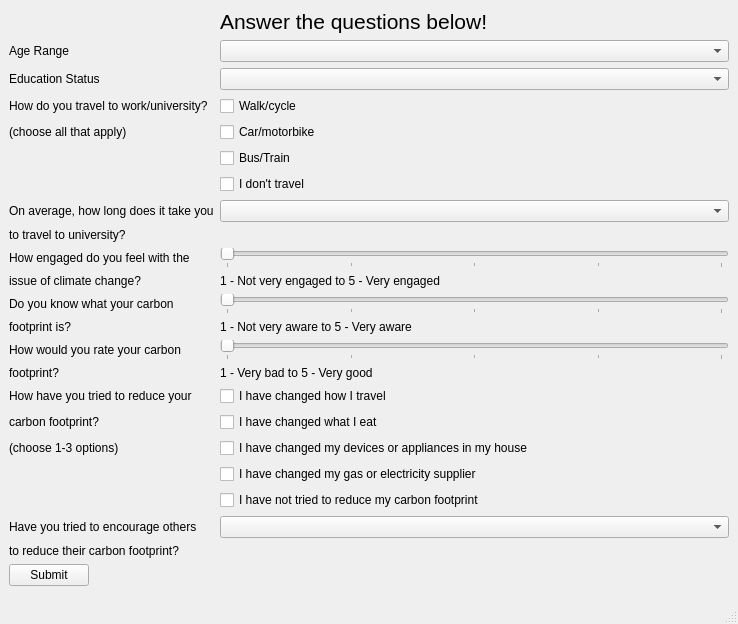
The window that BoilerMake2020.ui (nrodeghi/BoilerMake2020) describes before a commit, drawn with Qt 5.
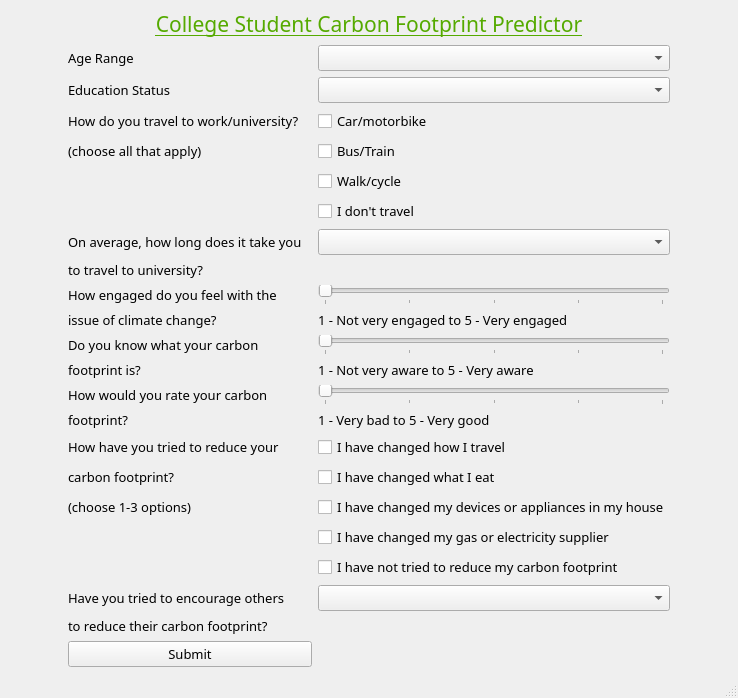
The same window after the commit. Icons and pictures are not drawn.

Commit message: can open 2 forms!

```diff
--- a/BoilerMake2020.ui
+++ b/BoilerMake2020.ui
@@ -30,154 +30,346 @@
    <property name="layoutDirection">
     <enum>Qt::LeftToRight</enum>
    </property>
-   <layout class="QFormLayout" name="formLayout">
-    <item row="1" column="1">
-     <widget class="QLabel" name="lbTitle">
-      <property name="font">
-       <font>
-        <family>Arial</family>
-        <pointsize>16</pointsize>
-       </font>
-      </property>
-      <property name="text">
-       <string>Answer the questions below!</string>
-      </property>
-     </widget>
-    </item>
-    <item row="2" column="0">
-     <widget class="QLabel" name="lbAge">
-      <property name="text">
-       <string>Age Range</string>
-      </property>
-      <property name="scaledContents">
-       <bool>true</bool>
-      </property>
-     </widget>
-    </item>
+   <layout class="QGridLayout" name="gridLayout">
     <item row="2" column="1">
+     <spacer name="verticalSpacer">
+      <property name="orientation">
+       <enum>Qt::Vertical</enum>
+      </property>
+      <property name="sizeHint" stdset="0">
+       <size>
+        <width>20</width>
+        <height>40</height>
+       </size>
+      </property>
+     </spacer>
+    </item>
+    <item row="1" column="3">
+     <spacer name="horizontalSpacer">
+      <property name="orientation">
+       <enum>Qt::Horizontal</enum>
+      </property>
+      <property name="sizeHint" stdset="0">
+       <size>
+        <width>40</width>
+        <height>20</height>
+       </size>
+      </property>
+     </spacer>
+    </item>
+    <item row="47" column="1">
+     <widget class="QLabel" name="lbOthers2">
+      <property name="font">
+       <font>
+        <family>Bahnschrift</family>
+        <pointsize>10</pointsize>
+       </font>
+      </property>
+      <property name="text">
+       <string>to reduce their carbon footprint?</string>
+      </property>
+     </widget>
+    </item>
+    <item row="1" column="2">
      <widget class="QComboBox" name="cbAge">
       <property name="enabled">
        <bool>true</bool>
       </property>
-     </widget>
-    </item>
-    <item row="4" column="0">
-     <widget class="QLabel" name="lbEdu">
-      <property name="text">
-       <string>Education Status</string>
+      <property name="font">
+       <font>
+        <family>Bahnschrift</family>
+        <pointsize>10</pointsize>
+       </font>
       </property>
      </widget>
     </item>
-    <item row="4" column="1">
-     <widget class="QComboBox" name="cbEdu"/>
-    </item>
-    <item row="6" column="0">
-     <widget class="QLabel" name="lbTravel1">
-      <property name="text">
-       <string>How do you travel to work/university?</string>
-      </property>
-     </widget>
-    </item>
-    <item row="6" column="1">
-     <widget class="QCheckBox" name="chWalk">
-      <property name="text">
-       <string>Walk/cycle</string>
-      </property>
-     </widget>
-    </item>
-    <item row="7" column="0">
+    <item row="9" column="1">
      <widget class="QLabel" name="lbTravel2">
+      <property name="font">
+       <font>
+        <family>Bahnschrift</family>
+        <pointsize>10</pointsize>
+       </font>
+      </property>
       <property name="text">
        <string>(choose all that apply)</string>
       </property>
      </widget>
     </item>
-    <item row="7" column="1">
-     <widget class="QCheckBox" name="chCar">
+    <item row="3" column="1">
+     <widget class="QLabel" name="lbEdu">
+      <property name="font">
+       <font>
+        <family>Bahnschrift</family>
+        <pointsize>10</pointsize>
+       </font>
+      </property>
       <property name="text">
-       <string>Car/motorbike</string>
+       <string>Education Status</string>
       </property>
      </widget>
     </item>
-    <item row="8" column="1">
-     <widget class="QCheckBox" name="chBus">
-      <property name="text">
-       <string>Bus/Train</string>
+    <item row="3" column="2">
+     <widget class="QComboBox" name="cbEdu">
+      <property name="font">
+       <font>
+        <family>Bahnschrift</family>
+        <pointsize>10</pointsize>
+       </font>
       </property>
      </widget>
     </item>
-    <item row="9" column="1">
-     <widget class="QCheckBox" name="chNone">
+    <item row="0" column="1" colspan="2">
+     <widget class="QLabel" name="lbTitle">
+      <property name="font">
+       <font>
+        <family>Bahnschrift</family>
+        <pointsize>14</pointsize>
+       </font>
+      </property>
       <property name="text">
-       <string>I don't travel</string>
+       <string>&lt;html&gt;&lt;head/&gt;&lt;body&gt;&lt;p align=&quot;center&quot;&gt;&lt;span style=&quot; font-size:16pt; text-decoration: underline; color:#55aa00;&quot;&gt;College Student Carbon Footprint Predictor&lt;/span&gt;&lt;/p&gt;&lt;/body&gt;&lt;/html&gt;</string>
       </property>
      </widget>
     </item>
-    <item row="11" column="0">
+    <item row="27" column="1">
      <widget class="QLabel" name="lbTime1">
+      <property name="font">
+       <font>
+        <family>Bahnschrift</family>
+        <pointsize>10</pointsize>
+       </font>
+      </property>
       <property name="text">
        <string>On average, how long does it take you</string>
       </property>
      </widget>
     </item>
-    <item row="11" column="1">
-     <widget class="QComboBox" name="cbTime"/>
+    <item row="30" column="2">
+     <widget class="QSlider" name="slEng">
+      <property name="minimum">
+       <number>1</number>
+      </property>
+      <property name="maximum">
+       <number>5</number>
+      </property>
+      <property name="orientation">
+       <enum>Qt::Horizontal</enum>
+      </property>
+      <property name="tickPosition">
+       <enum>QSlider::TicksBelow</enum>
+      </property>
+      <property name="tickInterval">
+       <number>1</number>
+      </property>
+     </widget>
     </item>
-    <item row="12" column="0">
-     <widget class="QLabel" name="lbTime2">
+    <item row="37" column="2">
+     <widget class="QLabel" name="lbPrint3">
+      <property name="font">
+       <font>
+        <family>Bahnschrift</family>
+        <pointsize>10</pointsize>
+       </font>
+      </property>
       <property name="text">
-       <string>to travel to university?</string>
+       <string>1 - Very bad to 5 - Very good</string>
       </property>
      </widget>
     </item>
-    <item row="19" column="0">
+    <item row="36" column="1">
+     <widget class="QLabel" name="lbPrint1">
+      <property name="font">
+       <font>
+        <family>Bahnschrift</family>
+        <pointsize>10</pointsize>
+       </font>
+      </property>
+      <property name="text">
+       <string>How would you rate your carbon</string>
+      </property>
+     </widget>
+    </item>
+    <item row="39" column="1">
+     <widget class="QLabel" name="lbTry1">
+      <property name="font">
+       <font>
+        <family>Bahnschrift</family>
+        <pointsize>10</pointsize>
+       </font>
+      </property>
+      <property name="text">
+       <string>How have you tried to reduce your</string>
+      </property>
+     </widget>
+    </item>
+    <item row="39" column="2">
+     <widget class="QCheckBox" name="chTry1">
+      <property name="font">
+       <font>
+        <family>Bahnschrift</family>
+        <pointsize>10</pointsize>
+       </font>
+      </property>
+      <property name="text">
+       <string>I have changed how I travel</string>
+      </property>
+     </widget>
+    </item>
+    <item row="34" column="1">
+     <widget class="QLabel" name="lbKnow2">
+      <property name="font">
+       <font>
+        <family>Bahnschrift</family>
+        <pointsize>10</pointsize>
+       </font>
+      </property>
+      <property name="text">
+       <string>footprint is?</string>
+      </property>
+     </widget>
+    </item>
+    <item row="37" column="1">
+     <widget class="QLabel" name="lbPrint2">
+      <property name="font">
+       <font>
+        <family>Bahnschrift</family>
+        <pointsize>10</pointsize>
+       </font>
+      </property>
+      <property name="text">
+       <string>footprint?</string>
+      </property>
+     </widget>
+    </item>
+    <item row="34" column="2">
+     <widget class="QLabel" name="lbKnow3">
+      <property name="font">
+       <font>
+        <family>Bahnschrift</family>
+        <pointsize>10</pointsize>
+       </font>
+      </property>
+      <property name="text">
+       <string>1 - Not very aware to 5 - Very aware</string>
+      </property>
+     </widget>
+    </item>
+    <item row="40" column="1">
+     <widget class="QLabel" name="lbTry2">
+      <property name="font">
+       <font>
+        <family>Bahnschrift</family>
+        <pointsize>10</pointsize>
+       </font>
+      </property>
+      <property name="text">
+       <string>carbon footprint?</string>
+      </property>
+     </widget>
+    </item>
+    <item row="27" column="2">
+     <widget class="QComboBox" name="cbTime">
+      <property name="font">
+       <font>
+        <family>Bahnschrift</family>
+        <pointsize>10</pointsize>
+       </font>
+      </property>
+     </widget>
+    </item>
+    <item row="30" column="1">
      <widget class="QLabel" name="lbEng1">
+      <property name="font">
+       <font>
+        <family>Bahnschrift</family>
+        <pointsize>10</pointsize>
+       </font>
+      </property>
       <property name="text">
        <string>How engaged do you feel with the</string>
       </property>
      </widget>
     </item>
-    <item row="19" column="1">
-     <widget class="QSlider" name="slEng">
-      <property name="minimum">
-       <number>1</number>
+    <item row="40" column="2">
+     <widget class="QCheckBox" name="chTry2">
+      <property name="font">
+       <font>
+        <family>Bahnschrift</family>
+        <pointsize>10</pointsize>
+       </font>
       </property>
-      <property name="maximum">
-       <number>5</number>
-      </property>
-      <property name="orientation">
-       <enum>Qt::Horizontal</enum>
-      </property>
-      <property name="tickPosition">
-       <enum>QSlider::TicksBelow</enum>
-      </property>
-      <property name="tickInterval">
-       <number>1</number>
+      <property name="text">
+       <string>I have changed what I eat</string>
       </property>
      </widget>
     </item>
-    <item row="21" column="0">
+    <item row="31" column="1">
      <widget class="QLabel" name="lbEng2">
+      <property name="font">
+       <font>
+        <family>Bahnschrift</family>
+        <pointsize>10</pointsize>
+       </font>
+      </property>
       <property name="text">
        <string>issue of climate change?</string>
       </property>
      </widget>
     </item>
-    <item row="21" column="1">
+    <item row="31" column="2">
      <widget class="QLabel" name="lbEng3">
+      <property name="font">
+       <font>
+        <family>Bahnschrift</family>
+        <pointsize>10</pointsize>
+       </font>
+      </property>
       <property name="text">
        <string>1 - Not very engaged to 5 - Very engaged</string>
       </property>
      </widget>
     </item>
-    <item row="25" column="0">
+    <item row="8" column="1">
+     <widget class="QLabel" name="lbTravel1">
+      <property name="font">
+       <font>
+        <family>Bahnschrift</family>
+        <pointsize>10</pointsize>
+       </font>
+      </property>
+      <property name="text">
+       <string>How do you travel to work/university?    </string>
+      </property>
+     </widget>
+    </item>
+    <item row="33" column="1">
      <widget class="QLabel" name="lbKnow1">
+      <property name="font">
+       <font>
+        <family>Bahnschrift</family>
+        <pointsize>10</pointsize>
+       </font>
+      </property>
       <property name="text">
        <string>Do you know what your carbon</string>
       </property>
      </widget>
     </item>
-    <item row="25" column="1">
+    <item row="28" column="1">
+     <widget class="QLabel" name="lbTime2">
+      <property name="font">
+       <font>
+        <family>Bahnschrift</family>
+        <pointsize>10</pointsize>
+       </font>
+      </property>
+      <property name="text">
+       <string>to travel to university?</string>
+      </property>
+     </widget>
+    </item>
+    <item row="33" column="2">
      <widget class="QSlider" name="slKnow">
       <property name="minimum">
        <number>1</number>
@@ -196,35 +388,7 @@
       </property>
      </widget>
     </item>
-    <item row="27" column="0">
-     <widget class="QLabel" name="lbKnow2">
-      <property name="text">
-       <string>footprint is?</string>
-      </property>
-     </widget>
-    </item>
-    <item row="27" column="1">
-     <widget class="QLabel" name="lbKnow3">
-      <property name="text">
-       <string>1 - Not very aware to 5 - Very aware</string>
-      </property>
-     </widget>
-    </item>
-    <item row="31" column="0">
-     <widget class="QLabel" name="lbPrint1">
-      <property name="text">
-       <string>How would you rate your carbon</string>
-      </property>
-     </widget>
-    </item>
-    <item row="32" column="0">
-     <widget class="QLabel" name="lbPrint2">
-      <property name="text">
-       <string>footprint?</string>
-      </property>
-     </widget>
-    </item>
-    <item row="31" column="1">
+    <item row="36" column="2">
      <widget class="QSlider" name="slPrint">
       <property name="minimum">
        <number>1</number>
@@ -243,88 +407,284 @@
       </property>
      </widget>
     </item>
-    <item row="32" column="1">
-     <widget class="QLabel" name="lbPrint3">
-      <property name="text">
-       <string>1 - Very bad to 5 - Very good</string>
-      </property>
-     </widget>
-    </item>
-    <item row="34" column="0">
-     <widget class="QLabel" name="lbTry1">
-      <property name="text">
-       <string>How have you tried to reduce your</string>
-      </property>
-     </widget>
-    </item>
-    <item row="35" column="0">
-     <widget class="QLabel" name="lbTry2">
-      <property name="text">
-       <string>carbon footprint?</string>
-      </property>
-     </widget>
-    </item>
-    <item row="36" column="0">
+    <item row="41" column="1">
      <widget class="QLabel" name="lbTry3">
+      <property name="font">
+       <font>
+        <family>Bahnschrift</family>
+        <pointsize>10</pointsize>
+       </font>
+      </property>
       <property name="text">
        <string>(choose 1-3 options)</string>
       </property>
      </widget>
     </item>
-    <item row="34" column="1">
-     <widget class="QCheckBox" name="chTry1">
-      <property name="text">
-       <string>I have changed how I travel</string>
+    <item row="46" column="1">
+     <widget class="QLabel" name="lbOthers1">
+      <property name="font">
+       <font>
+        <family>Bahnschrift</family>
+        <pointsize>10</pointsize>
+       </font>
       </property>
-     </widget>
-    </item>
-    <item row="35" column="1">
-     <widget class="QCheckBox" name="chTry2">
       <property name="text">
-       <string>I have changed what I eat</string>
+       <string>Have you tried to encourage others</string>
       </property>
      </widget>
     </item>
-    <item row="36" column="1">
-     <widget class="QCheckBox" name="chTry3">
-      <property name="text">
-       <string>I have changed my devices or appliances in my house</string>
-      </property>
-     </widget>
-    </item>
-    <item row="37" column="1">
+    <item row="42" column="2">
      <widget class="QCheckBox" name="chTry4">
+      <property name="font">
+       <font>
+        <family>Bahnschrift</family>
+        <pointsize>10</pointsize>
+       </font>
+      </property>
       <property name="text">
        <string>I have changed my gas or electricity supplier</string>
       </property>
      </widget>
     </item>
-    <item row="38" column="1">
+    <item row="9" column="2">
+     <widget class="QCheckBox" name="chBus">
+      <property name="font">
+       <font>
+        <family>Bahnschrift</family>
+        <pointsize>10</pointsize>
+       </font>
+      </property>
+      <property name="text">
+       <string>Bus/Train</string>
+      </property>
+     </widget>
+    </item>
+    <item row="43" column="2">
      <widget class="QCheckBox" name="chTry5">
+      <property name="font">
+       <font>
+        <family>Bahnschrift</family>
+        <pointsize>10</pointsize>
+       </font>
+      </property>
       <property name="text">
        <string>I have not tried to reduce my carbon footprint</string>
       </property>
      </widget>
     </item>
-    <item row="39" column="1">
-     <widget class="QComboBox" name="cbOthers"/>
+    <item row="41" column="2">
+     <widget class="QCheckBox" name="chTry3">
+      <property name="font">
+       <font>
+        <family>Bahnschrift</family>
+        <pointsize>10</pointsize>
+       </font>
+      </property>
+      <property name="text">
+       <string>I have changed my devices or appliances in my house</string>
+      </property>
+     </widget>
     </item>
-    <item row="39" column="0">
-     <widget class="QLabel" name="lbOthers1">
+    <item row="46" column="2">
+     <widget class="QComboBox" name="cbOthers">
+      <property name="font">
+       <font>
+        <family>Bahnschrift</family>
+        <pointsize>10</pointsize>
+       </font>
+      </property>
+     </widget>
+    </item>
+    <item row="1" column="0">
+     <spacer name="horizontalSpacer_2">
+      <property name="orientation">
+       <enum>Qt::Horizontal</enum>
+      </property>
+      <property name="sizeHint" stdset="0">
+       <size>
+        <width>40</width>
+        <height>20</height>
+       </size>
+      </property>
+     </spacer>
+    </item>
+    <item row="26" column="1">
+     <spacer name="verticalSpacer_3">
+      <property name="orientation">
+       <enum>Qt::Vertical</enum>
+      </property>
+      <property name="sizeHint" stdset="0">
+       <size>
+        <width>20</width>
+        <height>40</height>
+       </size>
+      </property>
+     </spacer>
+    </item>
+    <item row="32" column="1">
+     <spacer name="verticalSpacer_5">
+      <property name="orientation">
+       <enum>Qt::Vertical</enum>
+      </property>
+      <property name="sizeHint" stdset="0">
+       <size>
+        <width>20</width>
+        <height>40</height>
+       </size>
+      </property>
+     </spacer>
+    </item>
+    <item row="4" column="1">
+     <spacer name="verticalSpacer_2">
+      <property name="orientation">
+       <enum>Qt::Vertical</enum>
+      </property>
+      <property name="sizeHint" stdset="0">
+       <size>
+        <width>20</width>
+        <height>40</height>
+       </size>
+      </property>
+     </spacer>
+    </item>
+    <item row="29" column="1">
+     <spacer name="verticalSpacer_4">
+      <property name="orientation">
+       <enum>Qt::Vertical</enum>
+      </property>
+      <property name="sizeHint" stdset="0">
+       <size>
+        <width>20</width>
+        <height>40</height>
+       </size>
+      </property>
+     </spacer>
+    </item>
+    <item row="35" column="1">
+     <spacer name="verticalSpacer_6">
+      <property name="orientation">
+       <enum>Qt::Vertical</enum>
+      </property>
+      <property name="sizeHint" stdset="0">
+       <size>
+        <width>20</width>
+        <height>40</height>
+       </size>
+      </property>
+     </spacer>
+    </item>
+    <item row="38" column="1">
+     <spacer name="verticalSpacer_7">
+      <property name="orientation">
+       <enum>Qt::Vertical</enum>
+      </property>
+      <property name="sizeHint" stdset="0">
+       <size>
+        <width>20</width>
+        <height>40</height>
+       </size>
+      </property>
+     </spacer>
+    </item>
+    <item row="44" column="2">
+     <spacer name="verticalSpacer_8">
+      <property name="orientation">
+       <enum>Qt::Vertical</enum>
+      </property>
+      <property name="sizeHint" stdset="0">
+       <size>
+        <width>20</width>
+        <height>40</height>
+       </size>
+      </property>
+     </spacer>
+    </item>
+    <item row="48" column="1">
+     <spacer name="verticalSpacer_9">
+      <property name="orientation">
+       <enum>Qt::Vertical</enum>
+      </property>
+      <property name="sizeHint" stdset="0">
+       <size>
+        <width>20</width>
+        <height>40</height>
+       </size>
+      </property>
+     </spacer>
+    </item>
+    <item row="1" column="1">
+     <widget class="QLabel" name="lbAge">
+      <property name="font">
+       <font>
+        <family>Bahnschrift</family>
+        <pointsize>10</pointsize>
+       </font>
+      </property>
       <property name="text">
-       <string>Have you tried to encourage others</string>
+       <string>Age Range</string>
       </property>
      </widget>
     </item>
-    <item row="40" column="0">
-     <widget class="QLabel" name="lbOthers2">
+    <item row="4" column="2">
+     <spacer name="verticalSpacer_10">
+      <property name="orientation">
+       <enum>Qt::Vertical</enum>
+      </property>
+      <property name="sizeHint" stdset="0">
+       <size>
+        <width>20</width>
+        <height>40</height>
+       </size>
+      </property>
+     </spacer>
+    </item>
+    <item row="8" column="2">
+     <widget class="QCheckBox" name="chCar">
+      <property name="font">
+       <font>
+        <family>Bahnschrift</family>
+        <pointsize>10</pointsize>
+       </font>
+      </property>
       <property name="text">
-       <string>to reduce their carbon footprint?</string>
+       <string>Car/motorbike</string>
       </property>
      </widget>
     </item>
-    <item row="41" column="0">
+    <item row="11" column="2">
+     <widget class="QCheckBox" name="chWalk">
+      <property name="font">
+       <font>
+        <family>Bahnschrift</family>
+        <pointsize>10</pointsize>
+       </font>
+      </property>
+      <property name="text">
+       <string>Walk/cycle</string>
+      </property>
+     </widget>
+    </item>
+    <item row="12" column="2">
+     <widget class="QCheckBox" name="chNone">
+      <property name="font">
+       <font>
+        <family>Bahnschrift</family>
+        <pointsize>10</pointsize>
+       </font>
+      </property>
+      <property name="text">
+       <string>I don't travel</string>
+      </property>
+     </widget>
+    </item>
+    <item row="50" column="1">
      <widget class="QPushButton" name="btnSubmit">
+      <property name="font">
+       <font>
+        <family>Bahnschrift</family>
+        <pointsize>10</pointsize>
+       </font>
+      </property>
       <property name="text">
        <string>Submit</string>
       </property>
```
Left out of the diff: 3 changed lines with no effect on the pictures. The commit also changes 4 other files.
